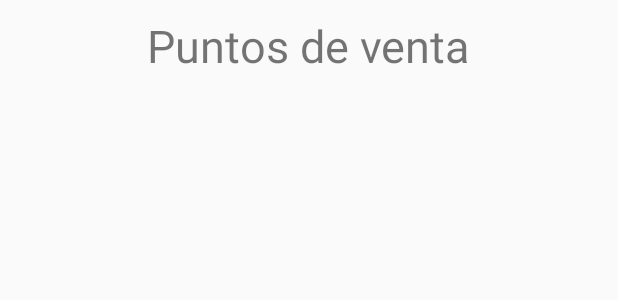
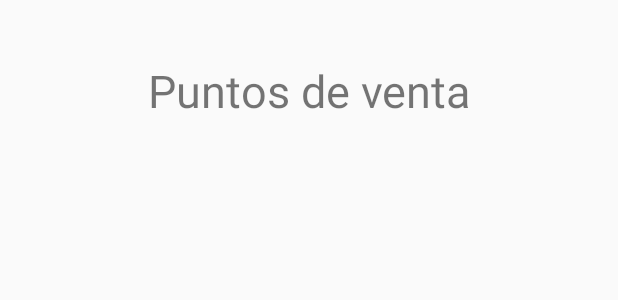
Before and after one commit to adiazpcenfo/LotterySmartApp, an Android app: the layout activity_seller_list.xml on its own in the app's theme, with its tools: preview values and no code run, on a phone screen of 412 x 824 dp. Shown: the top 300 px of the screen. Run offline under Robolectric (Android 15) with nearby library versions, the phone set to English and light mode, and no system bars.

Commit message:
Seller list without filters and new style

```diff
--- a/app/build.gradle
+++ b/app/build.gradle
@@ -43,6 +43,7 @@ dependencies {
     implementation 'com.google.firebase:firebase-analytics:17.5.0'
     implementation 'com.google.firebase:firebase-database-ktx:19.4.0'
     implementation 'com.google.firebase:firebase-auth:19.3.2'
+    implementation 'com.google.firebase:firebase-database:16.0.4'
     testImplementation 'junit:junit:4.12'
     androidTestImplementation 'androidx.test.ext:junit:1.1.2'
     androidTestImplementation 'androidx.test.espresso:espresso-core:3.3.0'
--- a/app/src/main/AndroidManifest.xml
+++ b/app/src/main/AndroidManifest.xml
@@ -10,6 +10,7 @@
         android:supportsRtl="true"
         android:theme="@style/AppTheme">
         <activity android:name=".SellerListActivity"></activity>
+        <activity android:name=".SearchSellerActivity" />
         <activity
             android:name=".AuthenticationActivity"
             android:label="@string/app_name"
--- a/app/src/main/res/layout/activity_seller_list.xml
+++ b/app/src/main/res/layout/activity_seller_list.xml
@@ -1,24 +1,35 @@
 <?xml version="1.0" encoding="utf-8"?>
-<LinearLayout xmlns:android="http://schemas.android.com/apk/res/android"
+<androidx.constraintlayout.widget.ConstraintLayout xmlns:android="http://schemas.android.com/apk/res/android"
     xmlns:app="http://schemas.android.com/apk/res-auto"
     xmlns:tools="http://schemas.android.com/tools"
     android:layout_width="match_parent"
     android:layout_height="match_parent"
-android:orientation="vertical"
     tools:context=".SellerListActivity">
 
     <TextView
-
-    android:layout_width = "wrap_content"
-    android:textSize="30sp"
-    android:layout_margin="10dp"
+        android:id="@+id/sellerListTitle"
+        android:layout_width="wrap_content"
         android:layout_height="wrap_content"
-    android:layout_gravity="center_horizontal"
-    android:text="@string/puntos_de_venta"/>
+        android:layout_marginTop="40dp"
+        android:text="Puntos de venta"
+        android:textSize="30dp"
+        app:layout_constraintBottom_toTopOf="@+id/sellerList"
+        app:layout_constraintEnd_toEndOf="parent"
+        app:layout_constraintStart_toStartOf="parent"
+        app:layout_constraintTop_toTopOf="parent" />
 
     <ListView
-        android:id="@+id/seller_list"
-        android:layout_width="match_parent"
-        android:layout_height="match_parent"/>
+        android:id="@+id/sellerList"
+        android:layout_width="0dp"
+        android:layout_height="0dp"
+        android:layout_marginStart="1dp"
+        android:layout_marginTop="20dp"
+        android:layout_marginEnd="1dp"
+        android:layout_marginBottom="10dp"
+        app:layout_constraintBottom_toBottomOf="parent"
+        app:layout_constraintEnd_toEndOf="parent"
+        app:layout_constraintStart_toStartOf="parent"
+        app:layout_constraintTop_toBottomOf="@+id/sellerListTitle"
+        />
 
-</LinearLayout>
+</androidx.constraintlayout.widget.ConstraintLayout>
--- a/app/src/main/res/values/colors.xml
+++ b/app/src/main/res/values/colors.xml
@@ -1,6 +1,7 @@
 <?xml version="1.0" encoding="utf-8"?>
 <resources>
     <color name="colorPrimary">#6200EE</color>
-    <color name="colorPrimaryDark">#3700B3</color>
-    <color name="colorAccent">#03DAC5</color>
+    <color name="colorPrimaryDark">#023E8A</color>
+    <color name="colorTextInput">#023E8A</color>
+    <color name="colorAccent">#000000</color>
 </resources>
--- a/app/src/main/res/values/styles.xml
+++ b/app/src/main/res/values/styles.xml
@@ -1,6 +1,6 @@
 <resources>
     <!-- Base application theme. -->
-    <style name="AppTheme" parent="Theme.AppCompat.Light.DarkActionBar">
+    <style name="AppTheme" parent="Theme.AppCompat.Light.NoActionBar">
         <!-- Customize your theme here. -->
         <item name="colorPrimary">@color/colorPrimary</item>
         <item name="colorPrimaryDark">@color/colorPrimaryDark</item>
```
Also changed, not shown: app/src/main/java/com/mobile/lotterysmartapp/SearchSellerActivity.kt (added, +27 -0 lines), app/src/main/java/com/mobile/lotterysmartapp/SellerListActivity.kt (+35 -0 lines), app/src/main/java/com/mobile/lotterysmartapp/SellerListAdapter.kt (added, +31 -0 lines), app/src/main/res/drawable/custom_input.xml (added, +24 -0 lines), app/src/main/res/drawable/custom_search_seller_btn.xml (added, +9 -0 lines), app/src/main/res/layout/activity_search_seller.xml (added, +85 -0 lines), app/src/main/res/layout/seller_list.xml (added, +46 -0 lines). Lines whose indentation alone changed are shown as unchanged.
